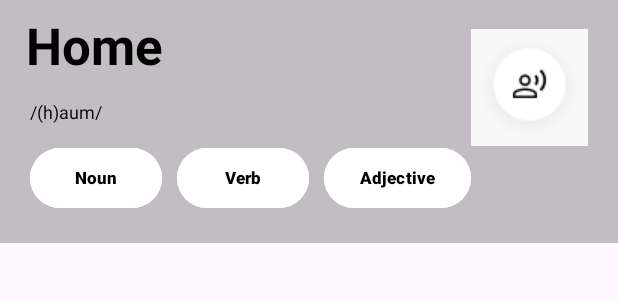
After one commit to Umitytsr/DictionaryApp, an Android app: the layout item_row_word.xml on its own in the app's theme, with its tools: preview values and no code run, on a phone screen of 412 x 824 dp. The commit adds this screen. Shown: the top 300 px of the screen. Run offline under Robolectric (Android 15) with nearby library versions, the phone set to English and light mode, and no system bars.

Commit message:
second commit

```diff
--- a/app/src/main/java/com/umitytsr/dictionaryapp/util/Constants.kt
+++ b/app/src/main/java/com/umitytsr/dictionaryapp/util/Constants.kt
@@ -3,4 +3,7 @@ package com.umitytsr.dictionaryapp.util
 object Constants {
     const val BASE_URL_MEANING = "https://api.dictionaryapi.dev/api/"
     const val BASE_URL_SYNONYMS = "https://api.datamuse.com/"
+    const val ITEM_WORD : Int = 0
+    const val ITEM_MEANING : Int = 1
+    const val ITEM_SYNONYMS : Int = 2
 }
--- /dev/null
+++ b/app/src/main/res/layout/item_row_word.xml
@@ -0,0 +1,87 @@
+<?xml version="1.0" encoding="utf-8"?>
+<androidx.constraintlayout.widget.ConstraintLayout xmlns:android="http://schemas.android.com/apk/res/android"
+    xmlns:app="http://schemas.android.com/apk/res-auto"
+    android:layout_width="match_parent"
+    android:layout_height="wrap_content"
+    android:background="#3C000000">
+
+    <TextView
+        android:id="@+id/wordText"
+        android:layout_width="wrap_content"
+        android:layout_height="wrap_content"
+        android:layout_marginStart="17dp"
+        android:layout_marginTop="7dp"
+        android:text="Home"
+        android:textColor="@color/black"
+        android:textSize="34sp"
+        android:textStyle="bold"
+        app:layout_constraintStart_toStartOf="parent"
+        app:layout_constraintTop_toTopOf="parent" />
+
+    <ImageView
+        android:id="@+id/audioImageView"
+        android:layout_width="wrap_content"
+        android:layout_height="wrap_content"
+        android:layout_marginTop="19dp"
+        android:layout_marginEnd="20dp"
+        android:background="@drawable/ic_audio"
+        app:layout_constraintEnd_toEndOf="parent"
+        app:layout_constraintTop_toTopOf="parent" />
+
+    <TextView
+        android:id="@+id/anlamadıgımTextView"
+        android:layout_width="wrap_content"
+        android:layout_height="wrap_content"
+        android:layout_marginStart="20dp"
+        android:layout_marginTop="13dp"
+        android:text="/(h)aum/"
+        android:textColor="@color/black"
+        android:textSize="12sp"
+        app:layout_constraintStart_toStartOf="parent"
+        app:layout_constraintTop_toBottomOf="@id/wordText" />
+
+    <Button
+        android:id="@+id/nounButton"
+        android:layout_width="wrap_content"
+        android:layout_height="wrap_content"
+        android:layout_marginStart="20dp"
+        android:layout_marginTop="12dp"
+        android:layout_marginBottom="19dp"
+        android:backgroundTint="@color/white"
+        android:text="Noun"
+        android:textColor="@color/black"
+        android:textSize="11sp"
+        android:textStyle="bold"
+        app:layout_constraintBottom_toBottomOf="parent"
+        app:layout_constraintStart_toStartOf="parent"
+        app:layout_constraintTop_toBottomOf="@id/anlamadıgımTextView" />
+
+    <Button
+        android:id="@+id/verbButton"
+        android:layout_width="wrap_content"
+        android:layout_height="wrap_content"
+        android:layout_marginStart="10dp"
+        android:layout_marginTop="12dp"
+        android:backgroundTint="@color/white"
+        android:text="Verb"
+        android:textColor="@color/black"
+        android:textSize="11sp"
+        android:textStyle="bold"
+        app:layout_constraintStart_toEndOf="@id/nounButton"
+        app:layout_constraintTop_toBottomOf="@id/anlamadıgımTextView" />
+
+    <Button
+        android:id="@+id/adjectiveButton"
+        android:layout_width="wrap_content"
+        android:layout_height="wrap_content"
+        android:layout_marginStart="10dp"
+        android:layout_marginTop="12dp"
+        android:backgroundTint="@color/white"
+        android:text="Adjective"
+        android:textColor="@color/black"
+        android:textSize="11sp"
+        android:textStyle="bold"
+        app:layout_constraintStart_toEndOf="@id/verbButton"
+        app:layout_constraintTop_toBottomOf="@id/anlamadıgımTextView" />
+
+</androidx.constraintlayout.widget.ConstraintLayout>
```
Also changed, not shown: app/src/main/java/com/umitytsr/dictionaryapp/ui/detailer/DetailerAdapter.kt (added, +70 -0 lines), app/src/main/res/layout/fragment_detailer.xml (+22 -6 lines), app/src/main/res/layout/item_row_meaning.xml (added, +51 -0 lines), app/src/main/res/drawable/ic_audio.png (added), app/src/main/res/drawable/ic_background_image.jpg (added).
